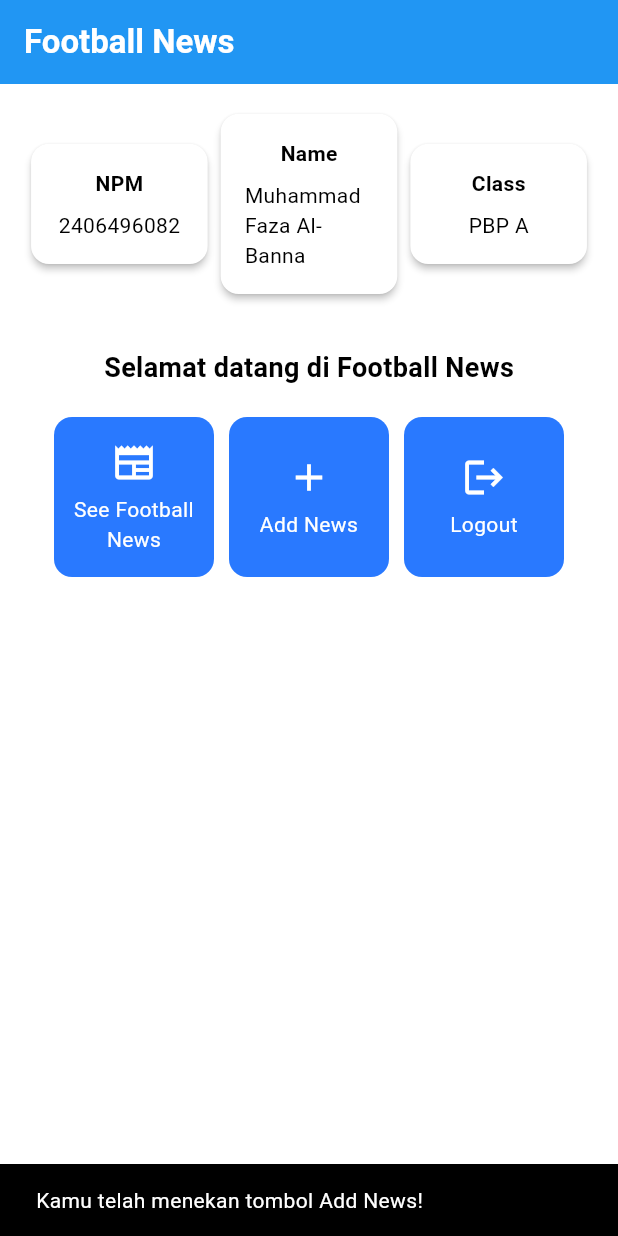
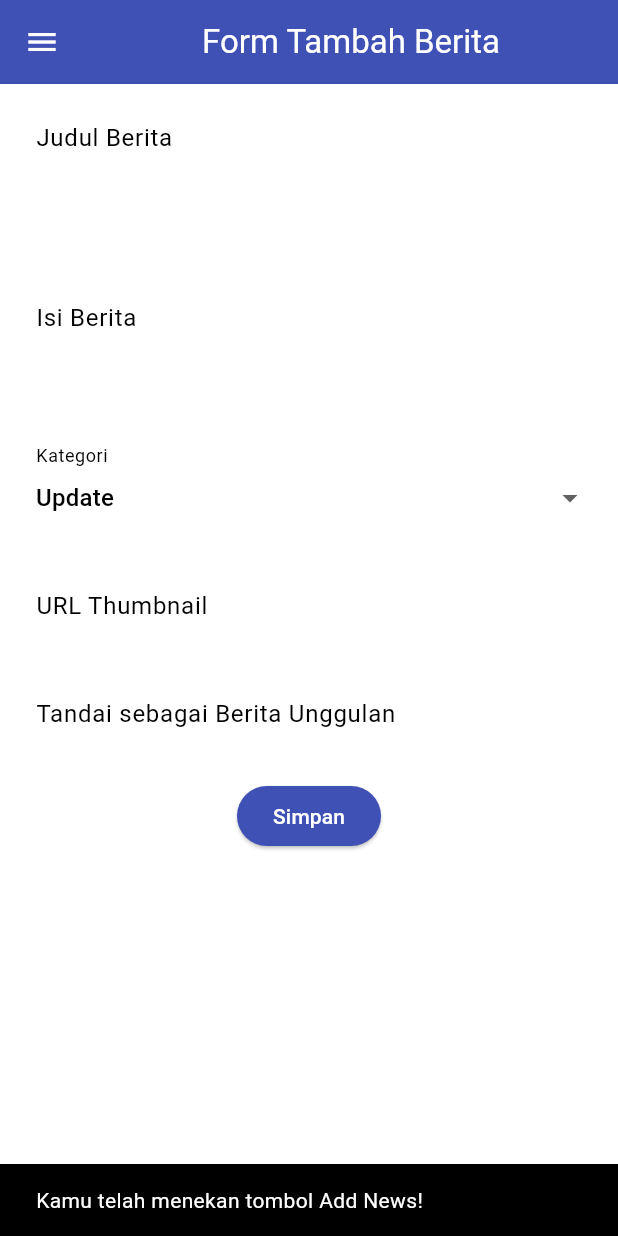
Before and after one commit to Frsxk/football-news-flutter, a Flutter app: the screen it shows after launch, after a tap on "Add News", on a phone screen of 412 x 824 dp. Run offline on Flutter 3.47's test engine with Material 3 defaults, Android fonts, the phone set to English and light mode, and no system bars.

Commit message:
Tutorial 7

```diff
--- a/lib/main.dart
+++ b/lib/main.dart
@@ -1,5 +1,6 @@
 import 'package:flutter/material.dart';
-import 'package:football_news/menu.dart';
+import 'package:football_news/screens/menu.dart';
+
 
 void main() {
   runApp(const MyApp());
--- a/lib/menu.dart
+++ b/lib/screens/menu.dart
@@ -1,4 +1,6 @@
 import 'package:flutter/material.dart';
+import 'package:football_news/widgets/left_drawer.dart';
+import 'package:football_news/widgets/news_card.dart';
 
 class MyHomePage extends StatelessWidget {
   MyHomePage({super.key});
@@ -27,12 +29,18 @@ class MyHomePage extends StatelessWidget {
             fontWeight: FontWeight.bold,
           ),
         ),
+
         // Warna latar belakang AppBar diambil dari skema warna tema aplikasi.
         backgroundColor: Theme.of(context).colorScheme.primary,
       ),
+
+      // Menyisipkan drawer navigasi di sisi kiri halaman.
+      drawer: const LeftDrawer(),
+
       // Body halaman dengan padding di sekelilingnya.
       body: Padding(
         padding: const EdgeInsets.all(16.0),
+
         // Menyusun widget secara vertikal dalam sebuah kolom.
         child: Column(
           crossAxisAlignment: CrossAxisAlignment.center,
@@ -126,60 +134,6 @@ class InfoCard extends StatelessWidget {
   }
 }
 
-class ItemCard extends StatelessWidget {
-  // Menampilkan kartu dengan ikon dan nama.
-
-  final ItemHomepage item;
-
-  const ItemCard(this.item, {super.key});
-
-  @override
-  Widget build(BuildContext context) {
-    return Material(
-      // Menentukan warna latar belakang dari tema aplikasi.
-      color: Theme.of(context).colorScheme.secondary,
-      // Membuat sudut kartu melengkung.
-      borderRadius: BorderRadius.circular(12),
-
-      child: InkWell(
-        // Aksi ketika kartu ditekan.
-        onTap: () {
-          // Menampilkan pesan SnackBar saat kartu ditekan.
-          ScaffoldMessenger.of(context)
-            ..hideCurrentSnackBar()
-            ..showSnackBar(
-              SnackBar(content: Text("Kamu telah menekan tombol ${item.name}!"))
-            );
-        },
-        // Container untuk menyimpan Icon dan Text
-        child: Container(
-          padding: const EdgeInsets.all(8),
-          child: Center(
-            child: Column(
-              // Menyusun ikon dan teks di tengah kartu.
-              mainAxisAlignment: MainAxisAlignment.center,
-              children: [
-                Icon(
-                  item.icon,
-                  color: Colors.white,
-                  size: 30.0,
-                ),
-                const Padding(padding: EdgeInsets.all(3)),
-                Text(
-                  item.name,
-                  textAlign: TextAlign.center,
-                  style: const TextStyle(color: Colors.white),
-                ),
-              ],
-            ),
-          ),
-        ),
-      ),
-    );
-  }
-
-}
-
 class ItemHomepage {
  final String name;
  final IconData icon;
--- /dev/null
+++ b/lib/screens/newslist_form.dart
@@ -0,0 +1,219 @@
+import 'package:flutter/material.dart';
+import 'package:football_news/widgets/left_drawer.dart';
+
+class NewsFormPage extends StatefulWidget {
+  const NewsFormPage({super.key});
+
+  @override
+  State<NewsFormPage> createState() => _NewsFormPageState();
+}
+
+class _NewsFormPageState extends State<NewsFormPage> {
+
+  final _formKey = GlobalKey<FormState>();
+  String _title = "";
+  String _content = "";
+  String _category = "update"; // default
+  String _thumbnail = "";
+  bool _isFeatured = false; // default
+
+  final List<String> _categories = [
+    'transfer',
+    'update',
+    'exclusive',
+    'match',
+    'rumor',
+    'analysis',
+  ];
+
+  @override
+  Widget build(BuildContext context) {
+    return Scaffold(
+      appBar: AppBar(
+        title: const Center(
+          child: Text(
+            'Form Tambah Berita',
+          ),
+        ),
+        backgroundColor: Colors.indigo,
+        foregroundColor: Colors.white,
+      ),
+
+      // Tambahkan drawer yang sudah dibuat
+      drawer: const LeftDrawer(),
+      body: Form(
+        key: _formKey,
+        child: SingleChildScrollView(
+          child: Column(
+            crossAxisAlignment: CrossAxisAlignment.start,
+            children:[
+
+              // === Title ===
+              Padding(
+                padding: const EdgeInsets.all(8.0),
+                child: TextFormField(
+                  decoration: InputDecoration(
+                    hintText: "Judul Berita",
+                    labelText: "Judul Berita",
+                    border: OutlineInputBorder(
+                      borderRadius: BorderRadius.circular(5.0),
+                    ),
+                  ),
+                  onChanged: (String? value) {
+                    setState(() {
+                      _title = value!;
+                    });
+                  },
+                  validator: (String? value) {
+                    if (value == null || value.isEmpty) {
+                      return "Judul tidak boleh kosong!";
+                    }
+                    return null;
+                  },
+                ),
+              ),
+
+              // === Content ===
+              Padding(
+                padding: const EdgeInsets.all(8.0),
+                child: TextFormField(
+                  maxLines: 5,
+                  decoration: InputDecoration(
+                    hintText: "Isi Berita",
+                    labelText: "Isi Berita",
+                    border: OutlineInputBorder(
+                      borderRadius: BorderRadius.circular(5.0),
+                    ),
+                  ),
+                  onChanged: (String? value) {
+                    setState(() {
+                      _content = value!;
+                    });
+                  },
+                  validator: (String? value) {
+                    if (value == null || value.isEmpty) {
+                      return "Isi berita tidak boleh kosong!";
+                    }
+                    return null;
+                  },
+                ),
+              ),
+
+              // === Category ===
+              Padding(
+                padding: const EdgeInsets.all(8.0),
+                child: DropdownButtonFormField<String>(
+                  decoration: InputDecoration(
+                    labelText: "Kategori",
+                    border: OutlineInputBorder(
+                      borderRadius: BorderRadius.circular(5.0),
+                    ),
+                  ),
+                  value: _category,
+                  items: _categories
+                      .map((cat) => DropdownMenuItem(
+                            value: cat,
+                            child: Text(
+                                cat[0].toUpperCase() + cat.substring(1)),
+                          ))
+                      .toList(),
+                  onChanged: (String? newValue) {
+                    setState(() {
+                      _category = newValue!;
+                    });
+                  },
+                ),
+              ),
+
+              // === Thumbnail URL ===
+              Padding(
+                padding: const EdgeInsets.all(8.0),
+                child: TextFormField(
+                  decoration: InputDecoration(
+                    hintText: "URL Thumbnail (opsional)",
+                    labelText: "URL Thumbnail",
+                    border: OutlineInputBorder(
+                      borderRadius: BorderRadius.circular(5.0),
+                    ),
+                  ),
+                  onChanged: (String? value) {
+                    setState(() {
+                      _thumbnail = value!;
+                    });
+                  },
+                ),
+              ),
+
+              // === Is Featured ===
+              Padding(
+                padding: const EdgeInsets.all(8.0),
+                child: SwitchListTile(
+                  title: const Text("Tandai sebagai Berita Unggulan"),
+                  value: _isFeatured,
+                  onChanged: (bool value) {
+                    setState(() {
+                      _isFeatured = value;
+                    });
+                  },
+                ),
+              ),
+
+              // === Tombol Simpan ===
+              Align(
+                alignment: Alignment.bottomCenter,
+                child: Padding(
+                  padding: const EdgeInsets.all(8.0),
+                  child: ElevatedButton(
+                    style: ButtonStyle(
+                      backgroundColor:
+                          MaterialStateProperty.all(Colors.indigo),
+                    ),
+                    onPressed: () {
+                      if (_formKey.currentState!.validate()) {
+                        showDialog(
+                          context: context,
+                          builder: (context) {
+                            return AlertDialog(
+                              title: const Text('Berita berhasil disimpan!'),
+                              content: SingleChildScrollView(
+                                child: Column(
+                                  crossAxisAlignment:
+                                      CrossAxisAlignment.start,
+                                  children: [
+                                    Text('Judul: $_title'),
+                                    Text('Isi: $_content'),
+                                    Text('Kategori: $_category'),
+                                    Text('Thumbnail: $_thumbnail'),
+                                    Text(
+                                        'Unggulan: ${_isFeatured ? "Ya" : "Tidak"}'),
+                                  ],
+                                ),
+                              ),
+                              actions: [
+                                TextButton(
+                                  child: const Text('OK'),
+                                  onPressed: () {
+                                    Navigator.pop(context);
+                                  },
+                                ),
+                              ],
+                            );
+                          },
+                        );
+                        _formKey.currentState!.reset();
+                      }
+                    },
+                    child: const Text(
+                      "Simpan",
+                      style: TextStyle(color: Colors.white),
+                    ),
+                  ),
+                ),
+              ),
+            ],
+          ),
+        ),
+      ),
+    );
+  }
+}
--- /dev/null
+++ b/lib/widgets/left_drawer.dart
@@ -0,0 +1,79 @@
+import 'package:flutter/material.dart';
+import 'package:football_news/screens/menu.dart';
+import 'package:football_news/screens/newslist_form.dart';
+
+class LeftDrawer extends StatelessWidget {
+  const LeftDrawer({super.key});
+
+  @override
+  Widget build(BuildContext context) {
+    return Drawer(
+      child: ListView(
+        children: [
+          const DrawerHeader(
+            // Bagian drawer header
+            decoration: BoxDecoration(color: Colors.blue),
+            child: Column(
+              children: [
+                Text(
+                  'Football News',
+                  textAlign: TextAlign.center,
+                  style: TextStyle(
+                    fontSize: 30,
+                    fontWeight: FontWeight.bold,
+                    color: Colors.white,
+                  ),
+                ),
+                Padding(padding: EdgeInsets.all(10)),
+                Text("Seluruh berita sepak bola terkini di sini!",
+                  textAlign: TextAlign.center,
+                  style: TextStyle(fontSize: 15, color: Colors.white),
+                ),
+              ],
+            ),
+          ),
+
+          // Bagian routing
+          ListTile(
+            leading: const Icon(Icons.home_outlined),
+            title: const Text('Home'),
+            // Bagian redirection ke MyHomePage
+            onTap: () {
+              Navigator.pushReplacement(
+                context,
+                MaterialPageRoute(builder: (context) => MyHomePage()),
+              );
+            },
+          ),
+          ListTile(
+            leading: const Icon(Icons.post_add),
+            title: const Text('Add News'),
+            // Bagian redirection ke NewsFormPage
+            onTap: () {
+              /*
+              Routing ke NewsFormPage di sini,
+              setelah halaman NewsFormPage sudah dibuat.
+              */
+              Navigator.pushReplacement(
+                context,
+                MaterialPageRoute(builder: (context) => const NewsFormPage()),
+              );
+            },
+          ),
+          // Buat ListTile baru untuk ke halaman melihat news
+          ListTile(
+            leading: const Icon(Icons.article_outlined),
+            title: const Text('View News'),
+            // Bagian redirection ke NewsListPage
+            onTap: () {
+              /*
+              TODO: Buatlah routing ke NewsListPage di sini,
+              setelah halaman NewsListPage sudah dibuat.
+              */
+            },
+          ),
+        ],
+      ),
+    );
+  }
+}
--- /dev/null
+++ b/lib/widgets/news_card.dart
@@ -0,0 +1,66 @@
+import 'package:flutter/material.dart';
+import 'package:football_news/screens/newslist_form.dart';
+import 'package:football_news/screens/menu.dart';
+
+class ItemCard extends StatelessWidget {
+  // Menampilkan kartu dengan ikon dan nama.
+
+  final ItemHomepage item;
+
+  const ItemCard(this.item, {super.key});
+
+  @override
+  Widget build(BuildContext context) {
+    return Material(
+      // Menentukan warna latar belakang dari tema aplikasi.
+      color: Theme.of(context).colorScheme.secondary,
+      // Membuat sudut kartu melengkung.
+      borderRadius: BorderRadius.circular(12),
+
+      child: InkWell(
+        // Aksi ketika kartu ditekan.
+        // Area responsif terhadap sentuhan
+        onTap: () {
+          // Memunculkan SnackBar ketika diklik
+          ScaffoldMessenger.of(context)
+            ..hideCurrentSnackBar()
+            ..showSnackBar(SnackBar(
+                content: Text("Kamu telah menekan tombol ${item.name}!")));
+
+          // Navigate ke route yang sesuai (tergantung jenis tombol)
+          if (item.name == "Add News") {
+            // Gunakan Navigator.push untuk melakukan navigasi ke MaterialPageRoute yang mencakup NewsFormPage.
+            Navigator.push(
+              context,
+              MaterialPageRoute(builder: (context) => NewsFormPage()),
+            );
+          }
+
+        },
+        // Container untuk menyimpan Icon dan Text
+        child: Container(
+          padding: const EdgeInsets.all(8),
+          child: Center(
+            child: Column(
+              // Menyusun ikon dan teks di tengah kartu.
+              mainAxisAlignment: MainAxisAlignment.center,
+              children: [
+                Icon(
+                  item.icon,
+                  color: Colors.white,
+                  size: 30.0,
+                ),
+                const Padding(padding: EdgeInsets.all(3)),
+                Text(
+                  item.name,
+                  textAlign: TextAlign.center,
+                  style: const TextStyle(color: Colors.white),
+                ),
+              ],
+            ),
+          ),
+        ),
+      ),
+    );
+  }
+}
```
Also changed, not shown: widgets/left_drawer.dart (added, +62 -0 lines).
